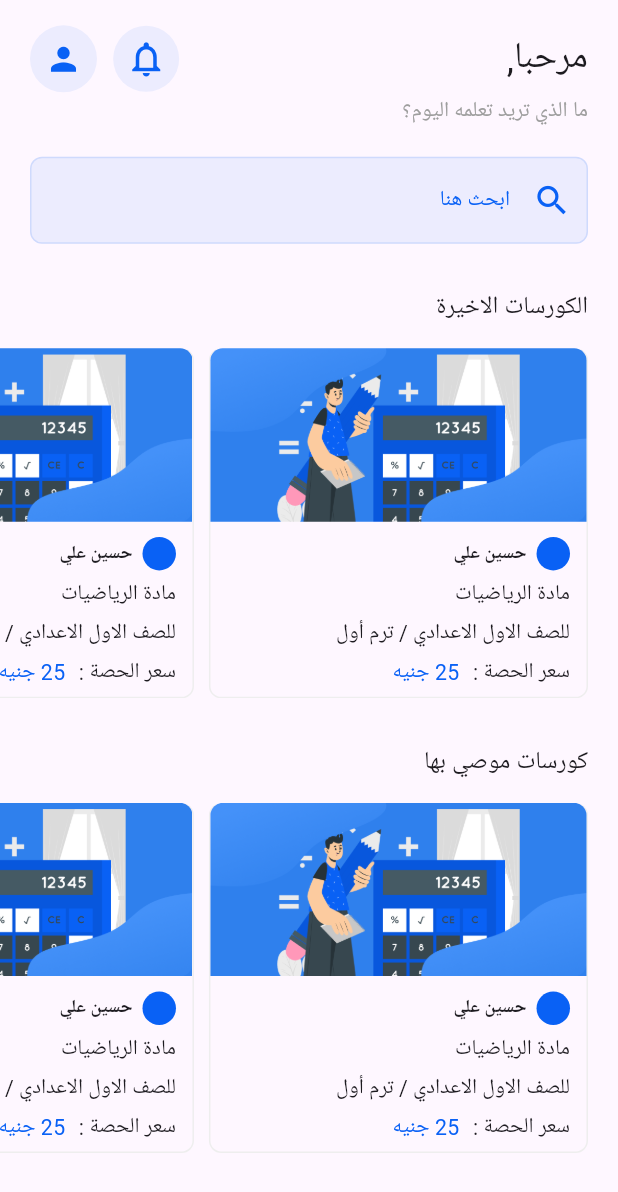
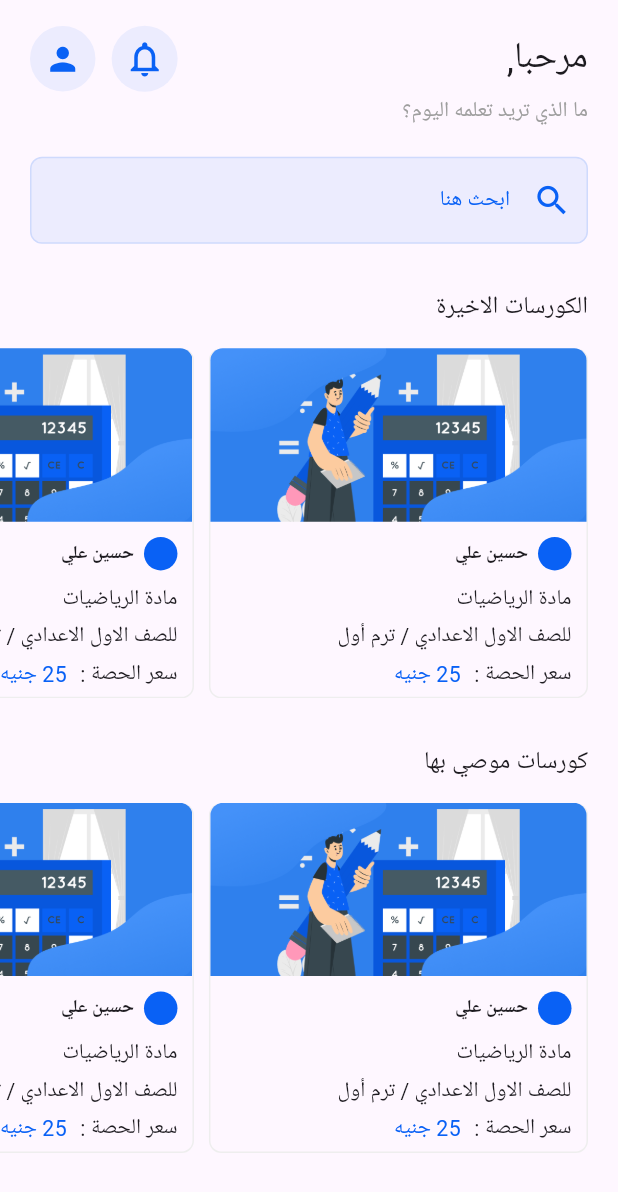
Before and after one commit to Mohamed-7agag/EDUCA_app, a Flutter app: the HomeView screen opened directly, on a phone screen of 412 x 824 dp. Shown: the top 1192 px of the screen. Run offline on Flutter 3.47's test engine with Material 3 defaults, Android fonts, the phone set to English and light mode, and no system bars; our stand-ins replace cherry_toast, flutter_bloc, flutter_screenutil, get_it, google_fonts, google_nav_bar and 2 more; Roboto replaces fonts that are missing (Tajawal).

Commit message:
Adjust widget dimensions and styling in class options and home view

```diff
--- a/lib/Features/class_options/presentation/widgets/custom_class_options_shape.dart
+++ b/lib/Features/class_options/presentation/widgets/custom_class_options_shape.dart
@@ -17,8 +17,7 @@ class CustomClassOptionsShape extends StatelessWidget {
       decoration: BoxDecoration(
           color: kPrimaryColor,
           borderRadius: BorderRadius.only(
-            bottomLeft: Radius.circular(60.r),
-            bottomRight: Radius.circular(0.r),
+            bottomLeft: Radius.circular(90.r),
           )),
       child: Text(
         text,
--- a/lib/Features/home/presentation/widgets/course_item.dart
+++ b/lib/Features/home/presentation/widgets/course_item.dart
@@ -32,7 +32,7 @@ class CourseItem extends StatelessWidget {
               child: Image.asset("assets/images/math.png"),
             ),
             Padding(
-              padding: EdgeInsets.symmetric(horizontal: 10.w, vertical: 10.h),
+              padding: EdgeInsets.only(left: 10.w,right: 10, top: 10.h,bottom: 5.h),
               child: Column(
                 crossAxisAlignment: CrossAxisAlignment.stretch,
                 children: [
@@ -47,19 +47,19 @@ class CourseItem extends StatelessWidget {
                           radius: 11.r, backgroundColor: kPrimaryColor),
                     ],
                   ),
-                  SizedBox(height: 5.h),
+                  SizedBox(height: 8.h),
                   Text(
                     "مادة الرياضيات",
                     style: Styles.textStyle14,
                     textAlign: TextAlign.right,
                   ),
-                  SizedBox(height: 5.h),
+                  SizedBox(height: 4.h),
                   Text(
                     "للصف الاول الاعدادي / ترم أول",
                     style: Styles.textStyle14,
                     textAlign: TextAlign.right,
                   ),
-                  SizedBox(height: 5.h),
+                  SizedBox(height: 4.h),
                   Row(
                     mainAxisAlignment: MainAxisAlignment.end,
                     children: [
--- a/lib/Features/home/presentation/widgets/home_view_body.dart
+++ b/lib/Features/home/presentation/widgets/home_view_body.dart
@@ -32,7 +32,7 @@ class HomeViewBody extends StatelessWidget {
                       Row(
                         children: [
                           CircleAvatar(
-                            radius: 22.r,
+                            radius: 21.5.r,
                             backgroundColor: kSplashColor,
                             backgroundImage: student.image == null
                                 ? null
```
